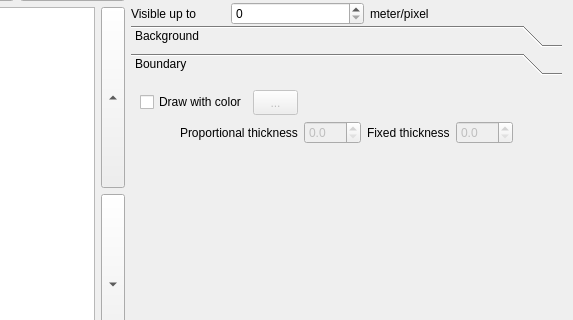
First picture: the form in src/PaintStyle/PaintStyleEditor.ui, repository openstreetmap/merkaartor, before the edit; both pictures show x 214 to 787 and y 118 to 438 of the 787 by 586 pixel window.
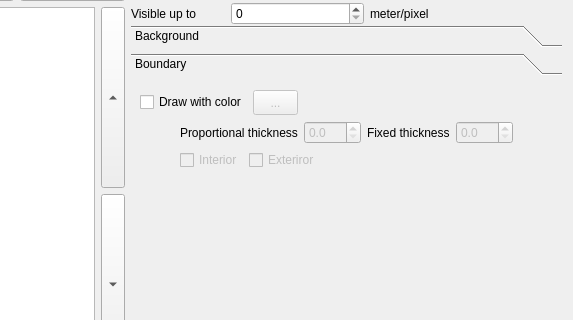
Second picture: the form after the edit. The open tabs and pages were chosen to show the change.

Commit message: ADD : Interior/Exterior style option CHG : Remove coastline specific code; now done via "[natural] is coastline" + exterior style

Patch:
```diff
--- a/src/PaintStyle/PaintStyleEditor.ui
+++ b/src/PaintStyle/PaintStyleEditor.ui
@@ -628,8 +628,8 @@
               <rect>
                <x>0</x>
                <y>0</y>
-               <width>455</width>
-               <height>86</height>
+               <width>406</width>
+               <height>242</height>
               </rect>
              </property>
              <attribute name="label">
@@ -761,6 +761,59 @@
                 </item>
                </layout>
               </item>
+              <item>
+               <layout class="QHBoxLayout" name="horizontalLayout_8">
+                <item>
+                 <spacer name="horizontalSpacer_8">
+                  <property name="orientation">
+                   <enum>Qt::Horizontal</enum>
+                  </property>
+                  <property name="sizeType">
+                   <enum>QSizePolicy::Fixed</enum>
+                  </property>
+                  <property name="sizeHint" stdset="0">
+                   <size>
+                    <width>40</width>
+                    <height>20</height>
+                   </size>
+                  </property>
+                 </spacer>
+                </item>
+                <item>
+                 <widget class="QCheckBox" name="BackgroundInterior">
+                  <property name="enabled">
+                   <bool>false</bool>
+                  </property>
+                  <property name="text">
+                   <string>Interior</string>
+                  </property>
+                 </widget>
+                </item>
+                <item>
+                 <widget class="QCheckBox" name="BackgroundExterior">
+                  <property name="enabled">
+                   <bool>false</bool>
+                  </property>
+                  <property name="text">
+                   <string>Exteriror</string>
+                  </property>
+                 </widget>
+                </item>
+                <item>
+                 <spacer name="horizontalSpacer_9">
+                  <property name="orientation">
+                   <enum>Qt::Horizontal</enum>
+                  </property>
+                  <property name="sizeHint" stdset="0">
+                   <size>
+                    <width>40</width>
+                    <height>20</height>
+                   </size>
+                  </property>
+                 </spacer>
+                </item>
+               </layout>
+              </item>
               <item>
                <spacer name="verticalSpacer_3">
                 <property name="orientation">
```
Left out of the diff: 282 changed lines with no effect on the pictures. The commit also changes 18 other files.
